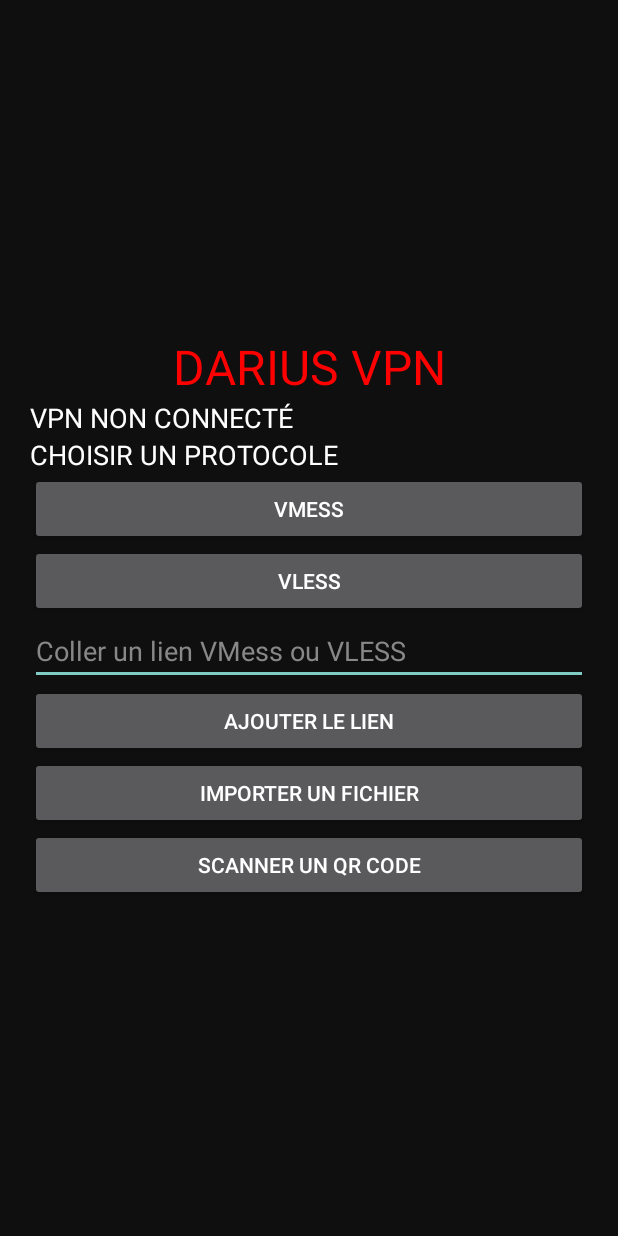
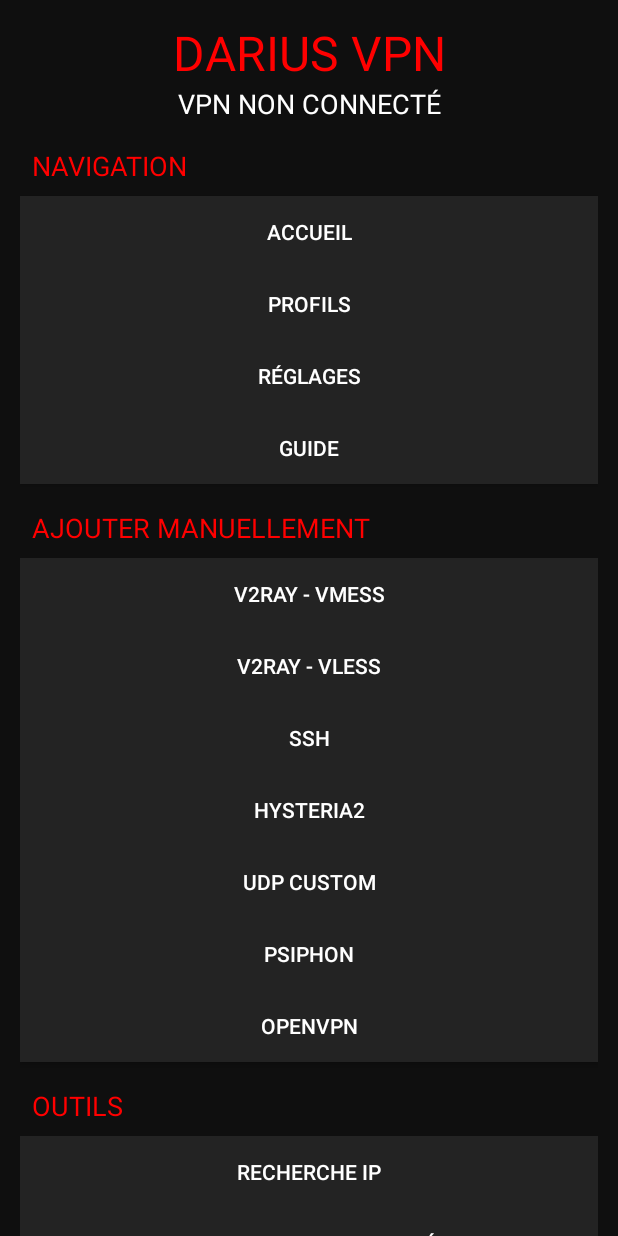
Before and after one commit to armelkabore828-byte/darius-vpn, an Android app: the screen it shows after launch (MainActivity), on a phone screen of 412 x 824 dp. Run offline under Robolectric (Android 15) with nearby library versions, the phone set to English and light mode, and no system bars.

Commit message:
Update MainActivity.java

```diff
--- a/app/src/main/java/com/darius/vpn/MainActivity.java
+++ b/app/src/main/java/com/darius/vpn/MainActivity.java
@@ -4,90 +4,88 @@ import android.app.Activity;
 import android.os.Bundle;
 import android.graphics.Color;
 import android.view.Gravity;
-import android.widget.LinearLayout;
-import android.widget.TextView;
-import android.widget.Button;
-import android.widget.EditText;
-import android.widget.Toast;
+import android.widget.*;
 
 public class MainActivity extends Activity {
+
+    LinearLayout menu;
+
+    void ajouterTitre(String texte) {
+        TextView titre = new TextView(this);
+        titre.setText(texte);
+        titre.setTextColor(Color.RED);
+        titre.setTextSize(18);
+        titre.setPadding(12, 25, 12, 12);
+        menu.addView(titre);
+    }
+
+    void ajouterBouton(String texte) {
+        Button bouton = new Button(this);
+        bouton.setText(texte);
+        bouton.setTextColor(Color.WHITE);
+        bouton.setBackgroundColor(Color.rgb(35, 35, 35));
+        bouton.setOnClickListener(v ->
+            Toast.makeText(this,
+                texte + " : fonction à développer",
+                Toast.LENGTH_SHORT).show()
+        );
+        menu.addView(bouton);
+    }
 
     @Override
     protected void onCreate(Bundle savedInstanceState) {
         super.onCreate(savedInstanceState);
 
-        LinearLayout layout = new LinearLayout(this);
-        layout.setOrientation(LinearLayout.VERTICAL);
-        layout.setGravity(Gravity.CENTER);
-        layout.setPadding(30, 30, 30, 30);
-        layout.setBackgroundColor(Color.rgb(15, 15, 15));
+        ScrollView scroll = new ScrollView(this);
+        menu = new LinearLayout(this);
+        menu.setOrientation(LinearLayout.VERTICAL);
+        menu.setPadding(20, 20, 20, 20);
+        menu.setBackgroundColor(Color.rgb(15, 15, 15));
 
-        TextView titre = new TextView(this);
-        titre.setText("DARIUS VPN");
-        titre.setTextColor(Color.RED);
-        titre.setTextSize(32);
-        titre.setGravity(Gravity.CENTER);
+        TextView nom = new TextView(this);
+        nom.setText("DARIUS VPN");
+        nom.setTextColor(Color.RED);
+        nom.setTextSize(32);
+        nom.setGravity(Gravity.CENTER);
+        menu.addView(nom);
 
         TextView statut = new TextView(this);
         statut.setText("VPN NON CONNECTÉ");
         statut.setTextColor(Color.WHITE);
         statut.setTextSize(18);
+        statut.setGravity(Gravity.CENTER);
+        menu.addView(statut);
 
-        TextView protocoles = new TextView(this);
-        protocoles.setText("CHOISIR UN PROTOCOLE");
-        protocoles.setTextColor(Color.WHITE);
-        protocoles.setTextSize(18);
+        ajouterTitre("NAVIGATION");
+        ajouterBouton("Accueil");
+        ajouterBouton("Profils");
+        ajouterBouton("Réglages");
+        ajouterBouton("Guide");
 
-        Button vmess = new Button(this);
-        vmess.setText("VMESS");
+        ajouterTitre("AJOUTER MANUELLEMENT");
+        ajouterBouton("V2Ray - VMess");
+        ajouterBouton("V2Ray - VLESS");
+        ajouterBouton("SSH");
+        ajouterBouton("Hysteria2");
+        ajouterBouton("UDP Custom");
+        ajouterBouton("Psiphon");
+        ajouterBouton("OpenVPN");
 
-        Button vless = new Button(this);
-        vless.setText("VLESS");
+        ajouterTitre("OUTILS");
+        ajouterBouton("Recherche IP");
+        ajouterBouton("Consommation de données");
+        ajouterBouton("Ping automatique");
+        ajouterBouton("ID matériel");
+        ajouterBouton("Vérificateur de réponse");
+        ajouterBouton("Test de vitesse");
+        ajouterBouton("Mon IP");
+        ajouterBouton("Testeur de ports");
+        ajouterBouton("Partager l'application");
 
-        EditText lien = new EditText(this);
-        lien.setHint("Coller un lien VMess ou VLESS");
-        lien.setTextColor(Color.WHITE);
-        lien.setHintTextColor(Color.GRAY);
+        ajouterTitre("INFORMATIONS");
+        ajouterBouton("À propos");
 
-        Button ajouter = new Button(this);
-        ajouter.setText("AJOUTER LE LIEN");
-
-        Button fichier = new Button(this);
-        fichier.setText("IMPORTER UN FICHIER");
-
-        Button qr = new Button(this);
-        qr.setText("SCANNER UN QR CODE");
-
-        vmess.setOnClickListener(v ->
-            Toast.makeText(this, "Protocole VMess choisi", Toast.LENGTH_SHORT).show()
-        );
-
-        vless.setOnClickListener(v ->
-            Toast.makeText(this, "Protocole VLESS choisi", Toast.LENGTH_SHORT).show()
-        );
-
-        ajouter.setOnClickListener(v ->
-            Toast.makeText(this, "Fonction à connecter prochainement", Toast.LENGTH_SHORT).show()
-        );
-
-        fichier.setOnClickListener(v ->
-            Toast.makeText(this, "Importation à programmer", Toast.LENGTH_SHORT).show()
-        );
-
-        qr.setOnClickListener(v ->
-            Toast.makeText(this, "Scanner QR à programmer", Toast.LENGTH_SHORT).show()
-        );
-
-        layout.addView(titre);
-        layout.addView(statut);
-        layout.addView(protocoles);
-        layout.addView(vmess);
-        layout.addView(vless);
-        layout.addView(lien);
-        layout.addView(ajouter);
-        layout.addView(fichier);
-        layout.addView(qr);
-
-        setContentView(layout);
+        scroll.addView(menu);
+        setContentView(scroll);
     }
 }
```
